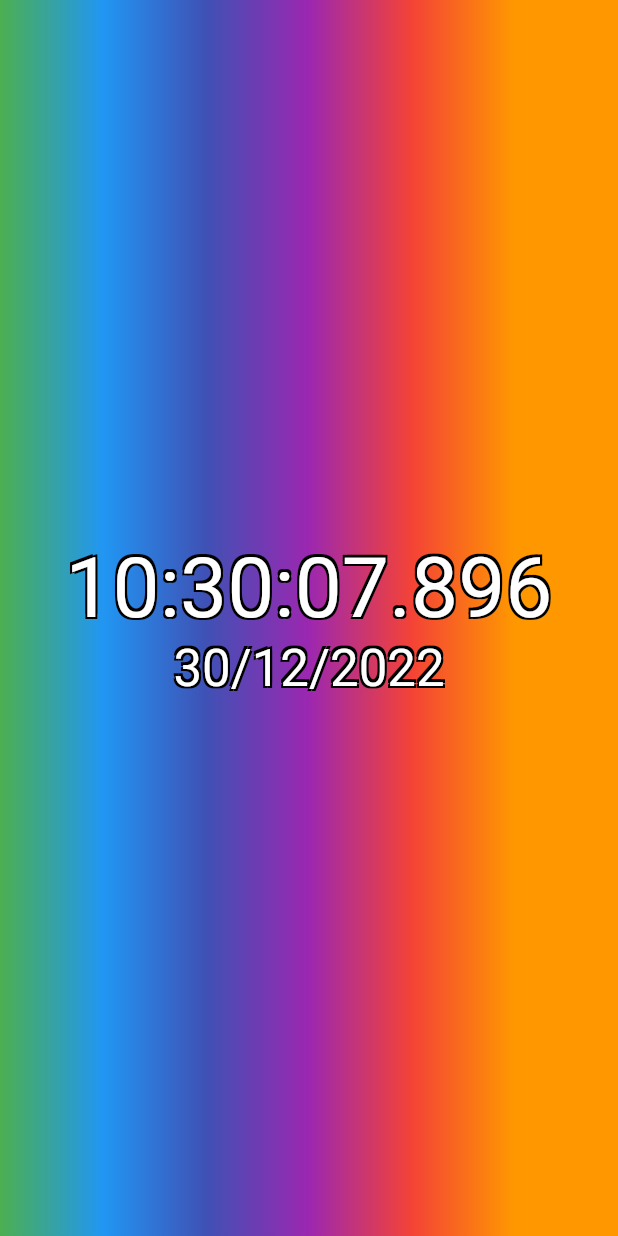
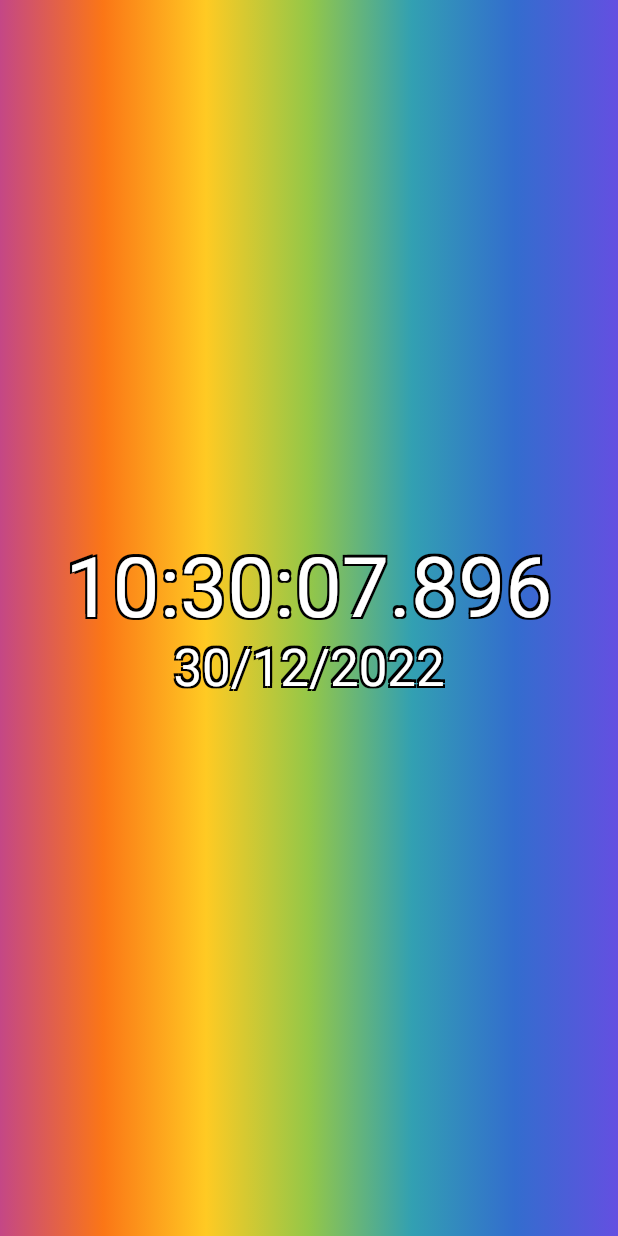
Before and after one commit to ogBurzmali/hello_clock, a Flutter app: the screen it shows after launch, on a phone screen of 412 x 824 dp. Run offline on Flutter 3.47's test engine with Material 2 defaults, Android fonts, the phone set to English and light mode, and no system bars.

Commit message:
move the clock logic to its own class and add some tests. Two are gonna fail and that's what we're gonna fix

````diff
--- a/lib/main.dart
+++ b/lib/main.dart
@@ -3,6 +3,16 @@ import 'dart:async';
 import 'dart:ui' as ui show FontFeature;
 import 'package:flutter/foundation.dart';
 import 'package:flutter/material.dart';
+
+var rainbow = const <Color>[
+  Colors.red,
+  Colors.orange,
+  Colors.yellow,
+  Colors.green,
+  Colors.blue,
+  Colors.indigo,
+  Colors.deepPurpleAccent
+];
 
 void main() {
   runApp(const MyApp());
@@ -26,73 +36,45 @@ class MyApp extends StatelessWidget {
 
 class _Clock extends StatefulWidget {
   @override
-  State<_Clock> createState() => _ClockState();
+  // ignore: no_logic_in_create_state
+  State<_Clock> createState() {
+    var digitalClock = DigitalClock(rainbow, DateTime.now());
+    return _ClockState(digitalClock);
+  }
 }
 
 class _ClockState extends State<_Clock> {
-  _ClockState() {
+  _ClockState(this.digitalClock) {
     if (kDebugMode) {
       print('creating time!');
     }
-    var rainbow = const <Color>[
-      Colors.yellow,
-      Colors.green,
-      Colors.blue,
-      Colors.indigo,
-      Colors.purple,
-      Colors.red,
-      Colors.orange,
-    ];
-    _currentColors = List<Color>.from(rainbow);
-    double t = 0;
-    assert(_currentColors.length > 1, 'We need at least two colors');
-    const tickInterval = 7;
+
+    const tickInterval = Duration(milliseconds: 7);
     _timer = Timer.periodic(
-      const Duration(milliseconds: tickInterval),
+      tickInterval,
       (timer) {
         setState(() {
-          _time = DateTime.now();
-          var shiftedRainbow = <Color>[];
-          if (timer.tick % (5 * rainbow.length) == 0) {
-            if (kDebugMode) {
-              print('shifting colors');
-            }
-            var color1 = rainbow[0];
-            t = (t >= 0.9) ? 0 : t += 0.1;
-            for (var i = 1; i <= rainbow.length; i++) {
-              if (i == rainbow.length) {
-                shiftedRainbow.add(Color.lerp(color1, rainbow[i - 1], t)!);
-              } else {
-                var a = rainbow[i - 1];
-                var b = rainbow[i];
-                shiftedRainbow.add(Color.lerp(a, b, t)!);
-              }
-            }
-            _currentColors = shiftedRainbow;
-            if (kDebugMode) {
-              print('$t, /n$_currentColors');
-            }
-          }
+          digitalClock.tick(tickDuration: tickInterval);
         });
       },
     );
   }
 
+  // TODO: look into using vsync or something
   late Timer _timer;
-  late List<Color> _currentColors;
-  var _time = DateTime.now();
+  DigitalClock digitalClock;
 
   @override
   Widget build(BuildContext context) {
     var stops = List<double>.generate(
-      _currentColors.length,
-      (int index) => index * (1.0 / (_currentColors.length - 1)), // 0
+      digitalClock.length,
+      (int index) => index * (1.0 / (digitalClock.length - 1)), // 0
       growable: false,
     );
     return DecoratedBox(
       decoration: BoxDecoration(
         gradient: LinearGradient(
-          colors: _currentColors,
+          colors: digitalClock.colors,
           stops: stops,
         ),
       ),
@@ -101,12 +83,12 @@ class _ClockState extends State<_Clock> {
         crossAxisAlignment: CrossAxisAlignment.stretch,
         children: <Widget>[
           Text(
-            getTime(),
+            digitalClock.friendlyTime,
             textAlign: TextAlign.center,
             style: clockifyStyle(Theme.of(context).textTheme.headline2!),
           ),
           Text(
-            '${_time.day}/${_time.month}/${_time.year}',
+            digitalClock.friendlyDate,
             textAlign: TextAlign.center,
             style: clockifyStyle(Theme.of(context).textTheme.headline4!),
           ),
@@ -114,12 +96,6 @@ class _ClockState extends State<_Clock> {
       ),
     );
   }
-
-  String getTime() =>
-      '${format(_time.hour)}:${format(_time.minute)}:${format(_time.second)}.${format(_time.millisecond, digits: 3)}'; //${format(_time.microsecond, digits: 3)}
-
-  String format(int num, {int digits = 2}) =>
-      num.toString().padLeft(digits, '0');
 
   TextStyle clockifyStyle(TextStyle incoming) {
     return incoming.copyWith(
@@ -158,3 +134,132 @@ class _ClockState extends State<_Clock> {
     _timer.cancel();
   }
 }
+
+class DigitalClock {
+  final List<Color> _originalColors;
+  late List<Color> _currentColors;
+
+  DateTime _time;
+  var _ticks = 0;
+  var indexTracker = 0;
+
+  DigitalClock(this._originalColors, this._time) {
+    assert(_originalColors.length > 1, 'We need at least two colors');
+    _currentColors = List<Color>.from(_originalColors);
+  }
+
+  DateTime get time => _time;
+  int get length => _originalColors.length;
+  List<Color> get colors => _currentColors;
+  String get friendlyDate =>
+      '${_format(_time.day)}/${_format(_time.month)}/${_time.year}';
+  String get friendlyTime =>
+      '${_format(_time.hour)}:${_format(_time.minute)}:${_format(_time.second)}.${_format(_time.millisecond, digits: 3)}'; //${format(_time.microsecond, digits: 3)}
+
+  void tick({Duration tickDuration = const Duration(seconds: 1)}) {
+    _time = _time.add(tickDuration);
+    if (_ticks % (_originalColors.length) == 0) {
+      _shiftColors(_originalColors);
+    }
+    _ticks++;
+  }
+
+  // kinda wanna stick this with the colors
+  // rainbow object?
+  var t = 0.0;
+
+  void _shiftColors(List<Color> rainbow) {
+    var shiftedRainbow = <Color>[];
+    if (kDebugMode) {
+      // print('shifting colors');
+    }
+    if (t >= 1.0) {
+      t = 0;
+      indexTracker = (++indexTracker).clamp(0, rainbow.length - 1);
+    } else {
+      t = t += 0.1;
+    }
+    var ci = indexTracker;
+    for (int i = 0; i < _currentColors.length; i++) {
+      if (ci == _currentColors.length - 1) {
+        shiftedRainbow.add(Color.lerp(rainbow[ci], rainbow[0], t)!);
+        ci = 0;
+      } else {
+        shiftedRainbow.add(Color.lerp(rainbow[ci], rainbow[++ci], t)!);
+      }
+    }
+    _currentColors = shiftedRainbow;
+    if (kDebugMode) {
+      // print('index: $indexTracker, t: $t, colors: $_currentColors');
+    }
+  }
+
+  String _format(int num, {int digits = 2}) =>
+      num.toString().padLeft(digits, '0');
+}
+
+// class _Clock2 extends StatefulWidget {
+//   @override
+//   State<_Clock> createState() {
+//     return _Clock2State();
+//   }
+// }
+
+// class _Clock2State extends State<_Clock> {
+//   @override
+//   Widget build(BuildContext context) {
+//     throw UnimplementedError();
+//   }
+// }
+// for (var i = 1; i <= rainbow.length; i++) {
+//   if (i == rainbow.length) {
+//     shiftedRainbow.add(Color.lerp(rainbow[i - 1], color1, t)!);
+//   } else {
+//     var a = rainbow[i - 1];
+//     var b = rainbow[i];
+//     shiftedRainbow.add(Color.lerp(a, b, t)!);
+//   }
+// }
+// The goal is to shift through the entire rainbow forever
+// If the rainbow is defined as a list of colors with Red at position 0,
+// then over a period of time Red will shift to Orange, Orange to Yellow, etc.
+// That period can be defined as a parameter T and passed to a linear
+// interpolation function. When Color.lerp(Red, Orange, 0) we get Red.
+// Wehn we Color.lerp(Red, Orange, 1), we get Orange.
+// T can be updated at an arbitrary interval that "feels" right.
+
+// The tricky bit is when we need Color.lerp(Orange, Yellow, t) because
+// it's not simple to just use a for loop. With a for loop we could do something like:
+// ```
+//  for (var i = 1; i <= rainbow.length; i++) {
+//    if (i == rainbow.length) {
+//      shiftedRainbow.add(Color.lerp(color1, rainbow[i - 1], t)!);
+//    } else {
+//      shiftedRainbow.add(Color.lerp(rainbow[i - 1], rainbow[i], t)!);
+//    }
+// }
+// ```
+// but that only works when we start with an index of 0.
+
+// So let's write out some numbers and see if we can find a pattern.
+
+// Index 0
+// (0,1), (1,2), (2,3), (3,4), (4,5), (5,6), (6,0)
+// Index 1
+// (1,2), (2,3), (3,4), (4,5), (5,6), (6,0), (0,1)
+// Index 2
+// (2,3), (3,4), (4,5), (5,6), (6,0), (0,1), (1,2)
+// Index 3
+// (3,4), (4,5), (5,6), (6,0), (0,1), (1,2), (2,3),
+// Index 4
+// (4,5), (5,6), (6,0), (0,1), (1,2), (2,3), (3,4),
+// Index 5
+// (5,6), (6,0), (0,1), (1,2), (2,3), (3,4), (4,5),
+// Index 6
+// (6,0), (0,1), (1,2), (2,3), (3,4), (4,5), (5,6),
+
+// One thing we could probably do is just keep a list of pairs, which represent the indices we'll pass to lerp, then
+// we could just use a do/while loop
+
+// another thing would be to use a for loop but we notice that the current index maps the index we start from
+// so we could probably do something like...
````
Also changed, not shown: 1 other file.
